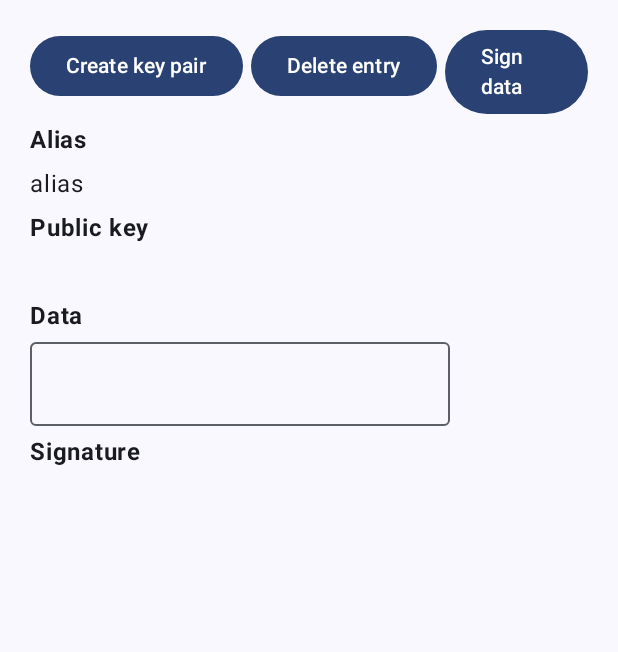
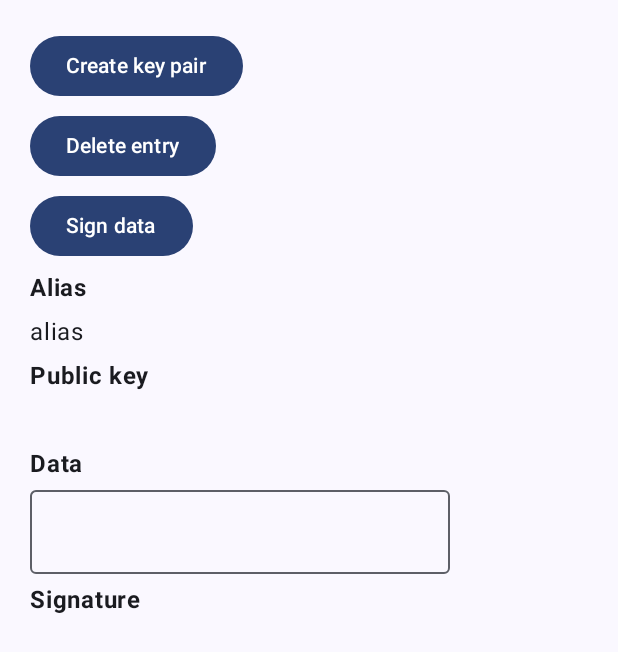
Before and after one commit to mutkuensert/AndroidSignatureExample, an Android app built with Jetpack Compose: the screen it shows after launch (MainActivity), on a phone screen of 412 x 824 dp. Shown: the top 652 px of the screen. Run offline under Robolectric (Android 15) with nearby library versions, the light colour scheme and no system bars.

Commit message:
Put buttons into column

```diff
--- a/app/src/main/java/com/mutkuensert/androidkeystoreexample/MainActivity.kt
+++ b/app/src/main/java/com/mutkuensert/androidkeystoreexample/MainActivity.kt
@@ -6,9 +6,10 @@ import androidx.activity.enableEdgeToEdge
 import androidx.activity.viewModels
 import androidx.compose.foundation.layout.Arrangement
 import androidx.compose.foundation.layout.Column
-import androidx.compose.foundation.layout.Row
 import androidx.compose.foundation.layout.fillMaxSize
 import androidx.compose.foundation.layout.padding
+import androidx.compose.foundation.rememberScrollState
+import androidx.compose.foundation.verticalScroll
 import androidx.compose.material3.Button
 import androidx.compose.material3.OutlinedTextField
 import androidx.compose.material3.Scaffold
@@ -60,10 +61,11 @@ private fun MainScreen(
     onDataValueChange: (value: String) -> Unit,
 ) {
     Column(
-        modifier = modifier.padding(20.dp),
+        modifier = modifier
+            .padding(20.dp)
+            .verticalScroll(rememberScrollState()),
         verticalArrangement = Arrangement.spacedBy(5.dp)
     ) {
-        Row(horizontalArrangement = Arrangement.spacedBy(5.dp)) {
         Button(onClick = onClickCreateKeyPair) {
             Text(text = "Create key pair")
         }
@@ -74,7 +76,6 @@ private fun MainScreen(
 
         Button(onClick = onClickSignData) {
             Text(text = "Sign data")
-            }
         }
 
         Text(text = "Alias", fontWeight = FontWeight.Bold)
```
Lines whose indentation alone changed are shown as unchanged.
